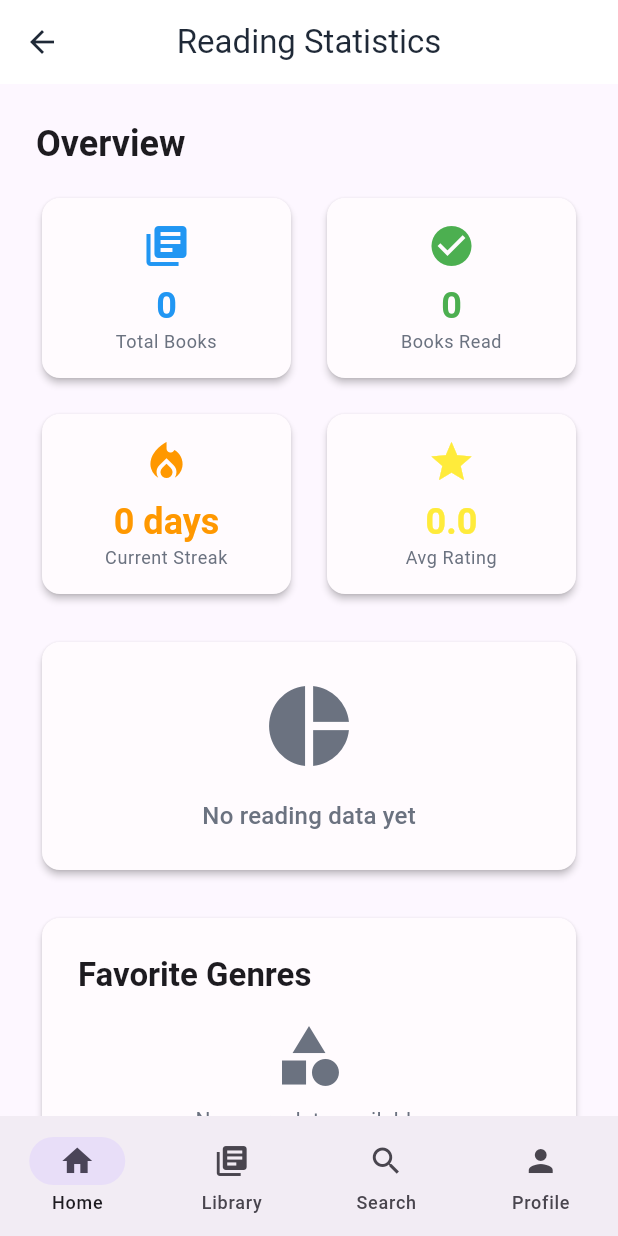
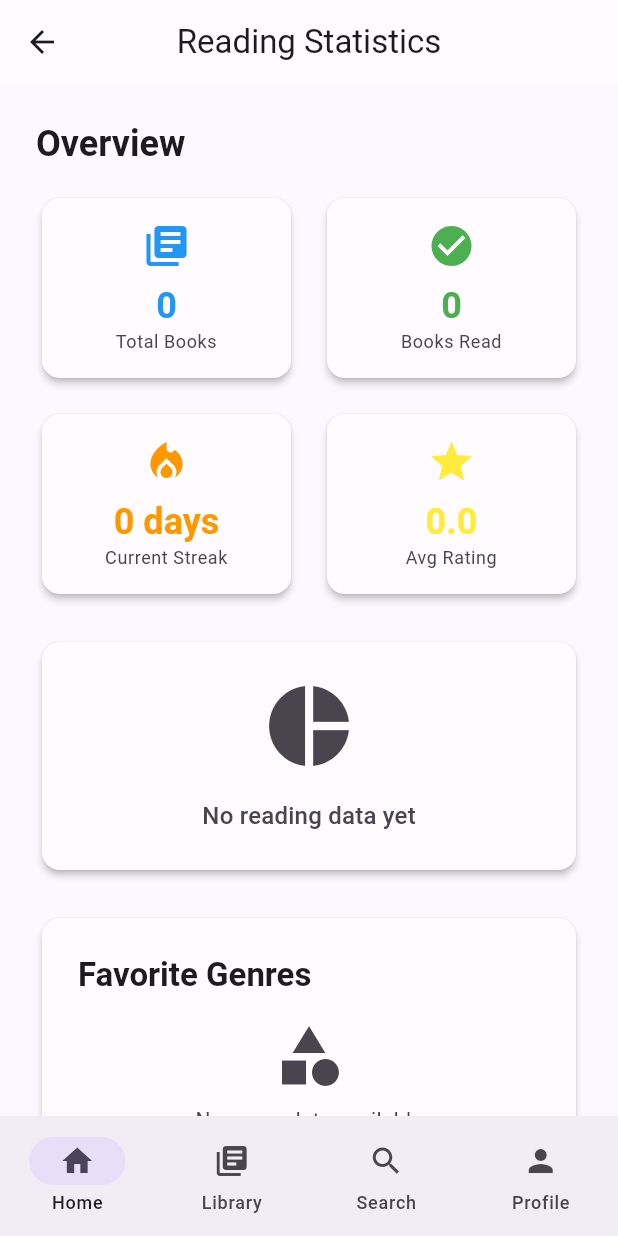
Before and after one commit to jhaji246/book-trackr, a Flutter app: the screen it shows once a user with an empty profile is signed in, after a tap on the "person" icon, after a tap on "Reading Statistics", on a phone screen of 412 x 824 dp. Run offline on Flutter 3.47's test engine with Material 3 defaults, Android fonts, the phone set to English and light mode, and no system bars; our stand-ins replace cached_network_image, cloud_firestore, dio, firebase_auth, firebase_core, firebase_messaging and 12 more; accounts and stored records are empty; network calls fail.

```diff
--- a/lib/core/constants/app_constants.dart
+++ b/lib/core/constants/app_constants.dart
@@ -2,7 +2,7 @@ import 'package:flutter/material.dart';
 
 class AppConstants {
   // Colors
-  static const Color primaryColor = Color(0xFF6366F1);
+  static const Color primaryColor = Color(0xFF6750A4);
   static const Color secondaryColor = Color(0xFF8B5CF6);
   static const Color accentColor = Color(0xFFF59E0B);
   static const Color errorColor = Color(0xFFEF4444);
@@ -10,9 +10,9 @@ class AppConstants {
 
   // Light Theme Colors
   static const Color lightBackground = Color(0xFFFAFAFA);
-  static const Color lightSurface = Color(0xFFFFFFFF);
-  static const Color lightOnSurface = Color(0xFF1F2937);
-  static const Color lightOnSurfaceVariant = Color(0xFF6B7280);
+  static const Color lightSurface = Color(0xFFFFFBFE);
+  static const Color lightOnSurface = Color(0xFF1C1B1F);
+  static const Color lightOnSurfaceVariant = Color(0xFF49454F);
 
   // Dark Theme Colors
   static const Color darkBackground = Color(0xFF0F0F0F);
@@ -47,4 +47,32 @@ class AppConstants {
   static const String userBooksBoxName = 'user_books';
   static const String usersBoxName = 'users';
   static const String settingsBoxName = 'settings';
+
+  // Categories
+  static const List<Map<String, dynamic>> categories = [
+    {
+      'name': 'Fiction',
+      'icon': Icons.book,
+      'color': Colors.blue,
+      'description': 'Stories and novels'
+    },
+    {
+      'name': 'Non-Fiction',
+      'icon': Icons.school,
+      'color': Colors.green,
+      'description': 'Knowledge and learning'
+    },
+    {
+      'name': 'Science Fiction',
+      'icon': Icons.rocket_launch,
+      'color': Colors.purple,
+      'description': 'Future and space'
+    },
+    {
+      'name': 'Mystery',
+      'icon': Icons.search,
+      'color': Colors.orange,
+      'description': 'Thrillers and suspense'
+    },
+  ];
 }
--- a/lib/features/books/presentation/screens/home_screen.dart
+++ b/lib/features/books/presentation/screens/home_screen.dart
@@ -15,6 +15,8 @@ class HomeScreen extends HookConsumerWidget {
 
   @override
   Widget build(BuildContext context, WidgetRef ref) {
+    final isLoading = ref.watch(booksProvider.select((state) => state.isLoading));
+    final error = ref.watch(booksProvider.select((state) => state.error));
     final booksState = ref.watch(booksProvider);
     final searchController = useTextEditingController();
 
@@ -60,10 +62,10 @@ class HomeScreen extends HookConsumerWidget {
         children: [
           _buildSearchBar(context, searchController, ref),
           Expanded(
-            child: booksState.isLoading
+            child: isLoading
                 ? _buildLoadingState(context)
-                : booksState.error != null
-                    ? _buildErrorState(context, booksState.error!, ref)
+                : error != null
+                    ? _buildErrorState(context, error, ref)
                     : _buildContent(context, ref, booksState),
           ),
         ],
@@ -291,13 +293,6 @@ class HomeScreen extends HookConsumerWidget {
   }
 
   Widget _buildCategoryGrid(BuildContext context) {
-    final categories = [
-      {'name': 'Fiction', 'icon': Icons.book, 'color': Colors.blue, 'description': 'Stories and novels'},
-      {'name': 'Non-Fiction', 'icon': Icons.school, 'color': Colors.green, 'description': 'Knowledge and learning'},
-      {'name': 'Science Fiction', 'icon': Icons.rocket_launch, 'color': Colors.purple, 'description': 'Future and space'},
-      {'name': 'Mystery', 'icon': Icons.search, 'color': Colors.orange, 'description': 'Thrillers and suspense'},
-    ];
-
     return Padding(
       padding: const EdgeInsets.symmetric(horizontal: 20),
       child: GridView.builder(
@@ -309,9 +304,9 @@ class HomeScreen extends HookConsumerWidget {
           mainAxisSpacing: 16,
           childAspectRatio: 1.4,
         ),
-        itemCount: categories.length,
+        itemCount: AppConstants.categories.length,
         itemBuilder: (context, index) {
-          final category = categories[index];
+          final category = AppConstants.categories[index];
           return Card(
             elevation: 2,
             shape: RoundedRectangleBorder(
--- a/lib/shared/providers/auth_provider.dart
+++ b/lib/shared/providers/auth_provider.dart
@@ -1,6 +1,7 @@
 import 'package:flutter_riverpod/flutter_riverpod.dart';
 import 'package:firebase_auth/firebase_auth.dart' as firebase_auth;
 import 'package:google_sign_in/google_sign_in.dart';
+import 'package:flutter/foundation.dart';
 import '../models/user.dart';
 
 final authProvider = StateNotifierProvider<AuthNotifier, AuthState>((ref) {
@@ -51,20 +52,26 @@ class AuthNotifier extends StateNotifier<AuthState> {
     // Check if user is already signed in
     final currentUser = _auth.currentUser;
     if (currentUser != null) {
-      print('User already signed in: ${currentUser.email}');
+      if (kDebugMode) {
+        print('User already signed in: ${currentUser.email}');
+      }
       state = state.copyWith(
         user: currentUser,
         isAuthenticated: true,
         isInitialized: true,
       );
     } else {
-      print('No user signed in');
+      if (kDebugMode) {
+        print('No user signed in');
+      }
       state = state.copyWith(isInitialized: true);
     }
 
     // Listen to auth state changes
     _auth.authStateChanges().listen((firebase_auth.User? user) {
-      print('Auth state changed: ${user?.email ?? 'null'}');
+      if (kDebugMode) {
+        print('Auth state changed: ${user?.email ?? 'null'}');
+      }
       if (user != null) {
         state = state.copyWith(
           user: user,
```
